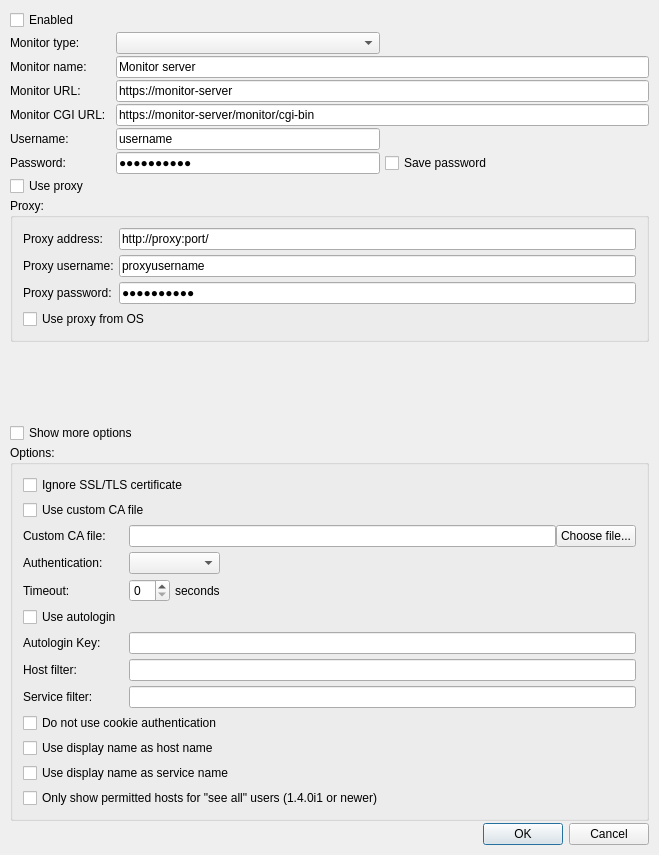
Above: Nagstamon/QUI/settings_server.ui from HenriWahl/Nagstamon before the change. Below: the same form after it.
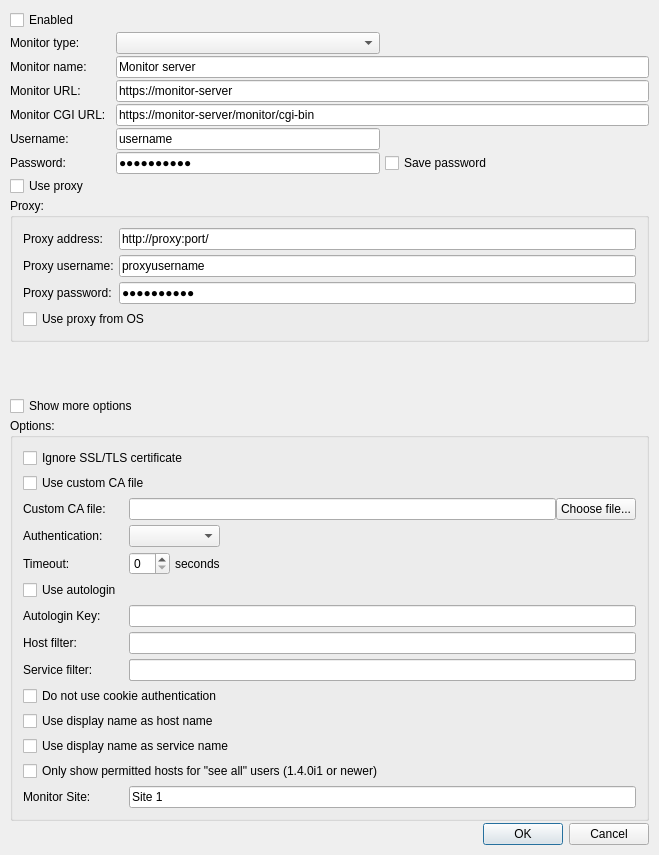
That is the form after the change.

Diff of the .ui file:
```diff
--- a/Nagstamon/QUI/settings_server.ui
+++ b/Nagstamon/QUI/settings_server.ui
@@ -419,6 +419,26 @@
         </property>
        </widget>
       </item>
+      <item row="15" column="0">
+       <widget class="QLabel" name="label_monitor_site">
+        <property name="sizePolicy">
+         <sizepolicy hsizetype="Minimum" vsizetype="Preferred">
+          <horstretch>0</horstretch>
+          <verstretch>0</verstretch>
+         </sizepolicy>
+        </property>
+        <property name="text">
+         <string>Monitor Site:</string>
+        </property>
+       </widget>
+      </item>
+      <item row="15" column="2" colspan="2">
+       <widget class="QLineEdit" name="input_lineedit_monitor_site">
+        <property name="text">
+         <string>Site 1</string>
+        </property>
+       </widget>
+      </item>
       <item row="9" column="0">
        <widget class="QLabel" name="label_host_filter">
         <property name="sizePolicy">
@@ -480,6 +500,13 @@
         </property>
        </widget>
       </item>
+      <item row="10" column="2" colspan="2">
+       <widget class="QLineEdit" name="input_lineedit_service_filter">
+        <property name="text">
+         <string/>
+        </property>
+       </widget>
+      </item>
       <item row="11" column="0" colspan="4">
        <widget class="QCheckBox" name="input_checkbox_no_cookie_auth">
         <property name="text">
```
